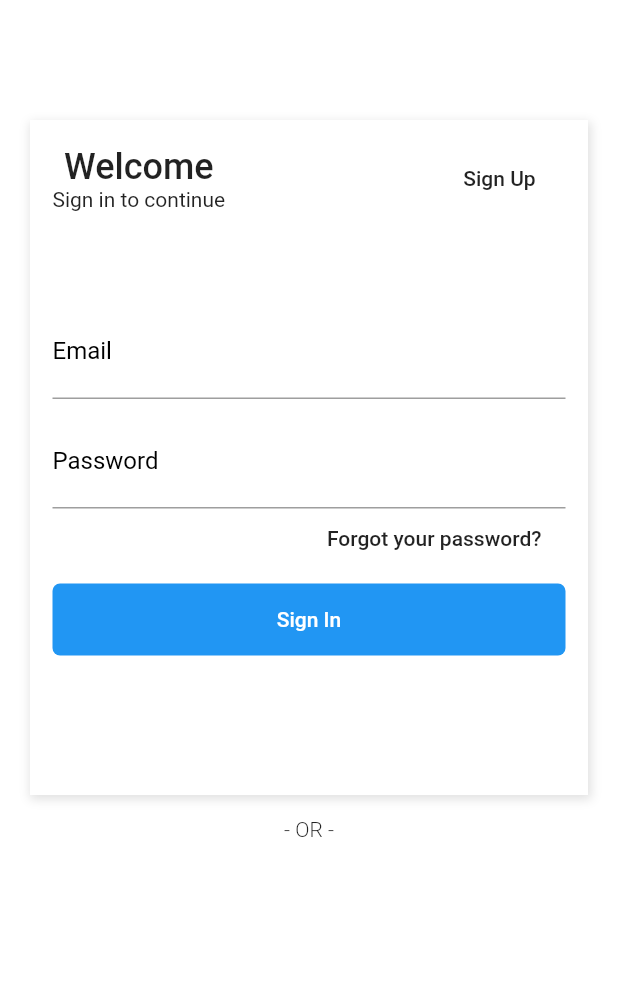
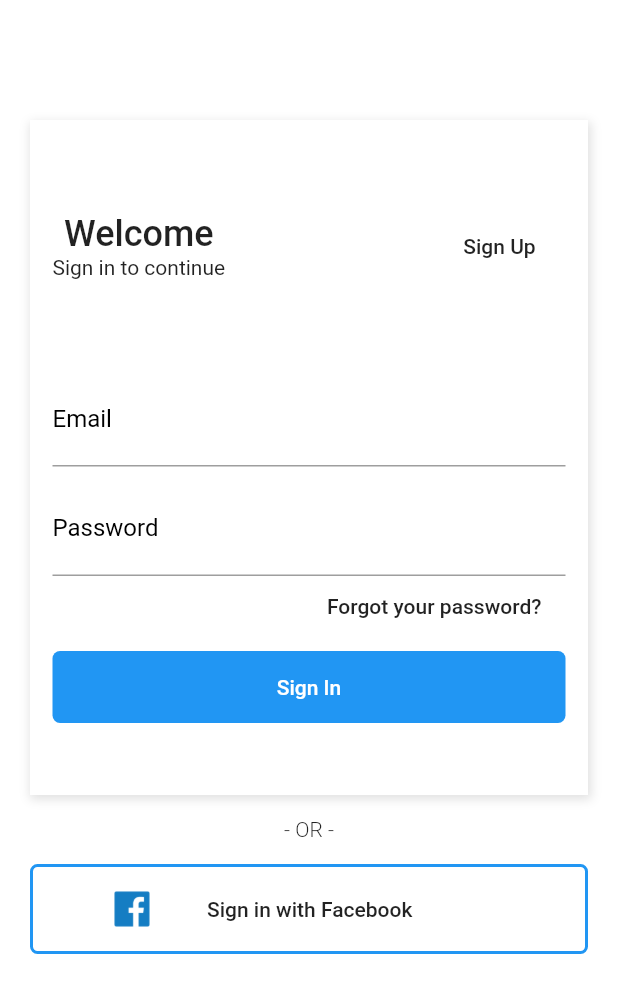
Before and after one commit to Douglas-code/shopping_app, a Flutter app: the screen it shows after launch, on a phone screen of 412 x 824 dp. Shown: the top 993 px of the screen. Run offline on Flutter 3.47's test engine with Material 2 defaults, Android fonts, the phone set to English and light mode, and no system bars.

Commit message:
resolvendo bottom overflowed

```diff
--- a/lib/pages/login.page.dart
+++ b/lib/pages/login.page.dart
@@ -4,7 +4,8 @@ class LoginPage extends StatelessWidget {
   @override
   Widget build(BuildContext context) {
     return Scaffold(
-      body: Container(
+      body: SingleChildScrollView(
+        child: Container(
             color: Colors.white,
             padding: EdgeInsets.only(
               top: 80,
@@ -28,8 +29,12 @@ class LoginPage extends StatelessWidget {
                     ],
                   ),
                   child: Padding(
-                  padding: EdgeInsets.all(15),
-                  child: ListView(
+                    padding: EdgeInsets.only(
+                      left: 15,
+                      right: 15,
+                      top: 60,
+                    ),
+                    child: Column(
                       children: <Widget>[
                         Row(
                           mainAxisAlignment: MainAxisAlignment.spaceBetween,
@@ -99,6 +104,7 @@ class LoginPage extends StatelessWidget {
                           height: 10,
                         ),
                         Container(
+                          width: double.infinity,
                           decoration: BoxDecoration(
                             color: Colors.blue,
                             borderRadius: BorderRadius.all(
@@ -130,8 +136,37 @@ class LoginPage extends StatelessWidget {
                     ),
                   ),
                 ),
+                Container(
+                  width: double.infinity,
+                  height: 60,
+                  decoration: BoxDecoration(
+                    border: Border.all(
+                      width: 2.0,
+                      color: Colors.blue,
+                    ),
+                    borderRadius: BorderRadius.all(
+                      Radius.circular(5),
+                    ),
+                  ),
+                  child: FlatButton(
+                    child: Row(
+                      children: <Widget>[
+                        Container(
+                          height: 24,
+                          width: 100,
+                          child: Image.asset(
+                            "assets/facebook.png",
+                          ),
+                        ),
+                        Text("Sign in with Facebook"),
+                      ],
+                    ),
+                    onPressed: () {},
+                  ),
+                ),
               ],
             )),
+      ),
     );
   }
 }
```
Lines whose indentation alone changed are shown as unchanged.
